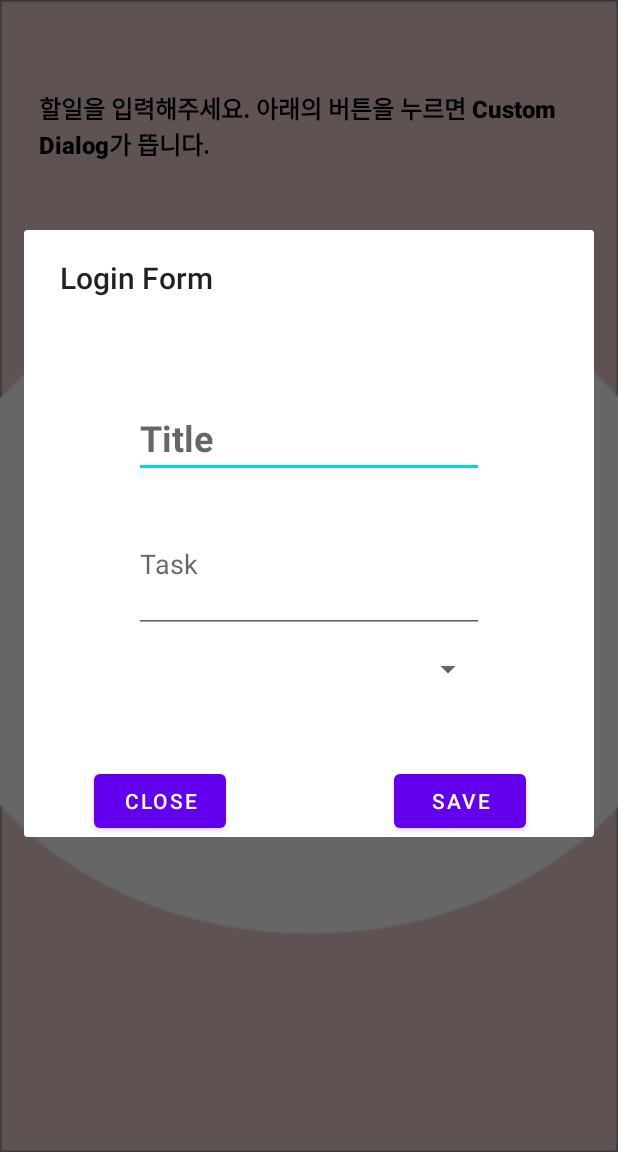
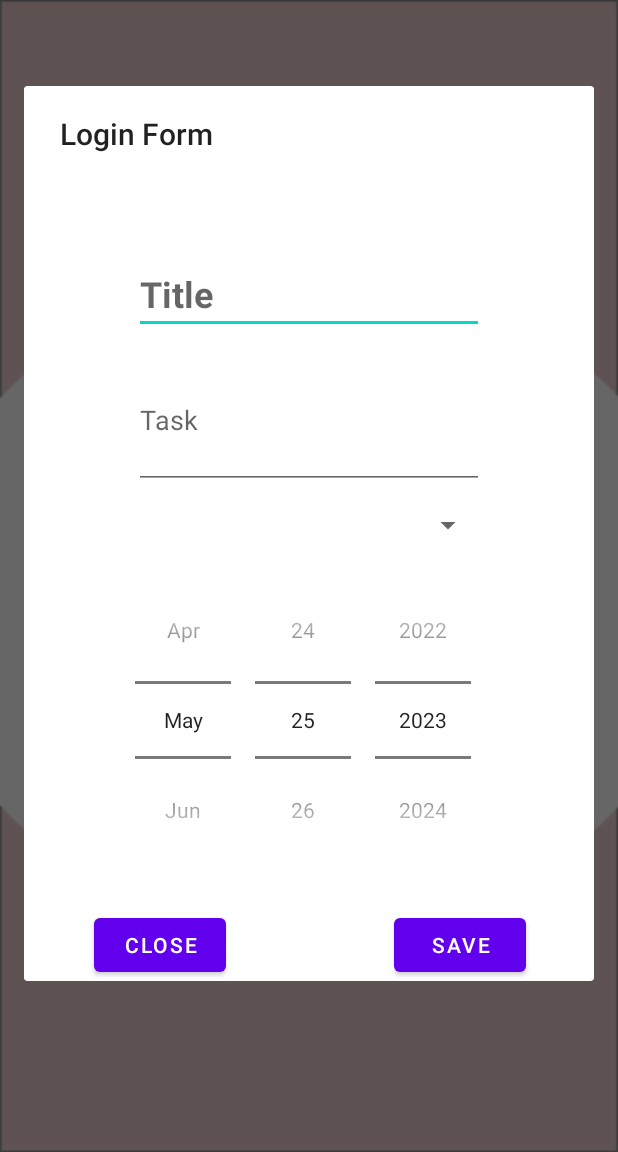
Before and after one commit to pknu-wap/2023_1_WAP_APP4, an Android app: the fragment QuestionFragment shown on its own in the app's theme, after a tap on "BUTTON", on a phone screen of 412 x 824 dp, the part 84-1236 px from its top. Run offline under Robolectric (Android 15) with nearby library versions, the phone set to English and light mode, and no system bars.

Commit message:
날짜 커트라인 기능 및 날짜순 정렬 기능 추가

```diff
--- a/Dataclasstodolist/app/src/main/res/layout/dialog_0.xml
+++ b/Dataclasstodolist/app/src/main/res/layout/dialog_0.xml
@@ -31,27 +31,27 @@
         app:layout_constraintTop_toBottomOf="@+id/editTitle" />
 
     <Button
+        android:id="@+id/closeButton"
+        android:layout_width="wrap_content"
+        android:layout_height="wrap_content"
+        android:layout_marginStart="90dp"
+        android:layout_marginTop="244dp"
+        android:layout_marginEnd="56dp"
+        android:text="Close"
+        app:layout_constraintEnd_toStartOf="@+id/successButton"
+        app:layout_constraintStart_toStartOf="parent"
+        app:layout_constraintTop_toBottomOf="@+id/priorityNumSpinner" />
+
+    <Button
         android:id="@+id/successButton"
         android:layout_width="wrap_content"
         android:layout_height="wrap_content"
         android:layout_marginStart="56dp"
-        android:layout_marginTop="52dp"
+        android:layout_marginTop="244dp"
         android:layout_marginEnd="89dp"
         android:text="Save"
         app:layout_constraintEnd_toEndOf="parent"
         app:layout_constraintStart_toEndOf="@+id/closeButton"
-        app:layout_constraintTop_toBottomOf="@+id/priorityNumSpinner" />
-
-    <Button
-        android:id="@+id/closeButton"
-        android:layout_width="wrap_content"
-        android:layout_height="wrap_content"
-        android:layout_marginStart="90dp"
-        android:layout_marginTop="52dp"
-        android:layout_marginEnd="56dp"
-        android:text="Close"
-        app:layout_constraintEnd_toStartOf="@+id/successButton"
-        app:layout_constraintStart_toStartOf="parent"
         app:layout_constraintTop_toBottomOf="@+id/priorityNumSpinner" />
 
     <Spinner
@@ -63,5 +63,17 @@
         app:layout_constraintStart_toStartOf="parent"
         app:layout_constraintTop_toBottomOf="@+id/editTask" />
 
+    <DatePicker
+        android:id="@+id/closingDatePicker"
+        android:layout_width="wrap_content"
+        android:layout_height="wrap_content"
+        android:layout_marginStart="81dp"
+        android:layout_marginTop="12dp"
+        android:layout_marginEnd="82dp"
+        android:calendarViewShown="false"
+        android:datePickerMode="spinner"
+        app:layout_constraintEnd_toEndOf="parent"
+        app:layout_constraintStart_toStartOf="parent"
+        app:layout_constraintTop_toBottomOf="@+id/priorityNumSpinner" />
 
 </androidx.constraintlayout.widget.ConstraintLayout>
```
Also changed, not shown: Dataclasstodolist/app/src/main/java/com/example/todolist/fragment/ResultFragment.kt (+95 -15 lines), Dataclasstodolist/app/src/main/res/layout/list_item_layout.xml (+9 -0 lines).
